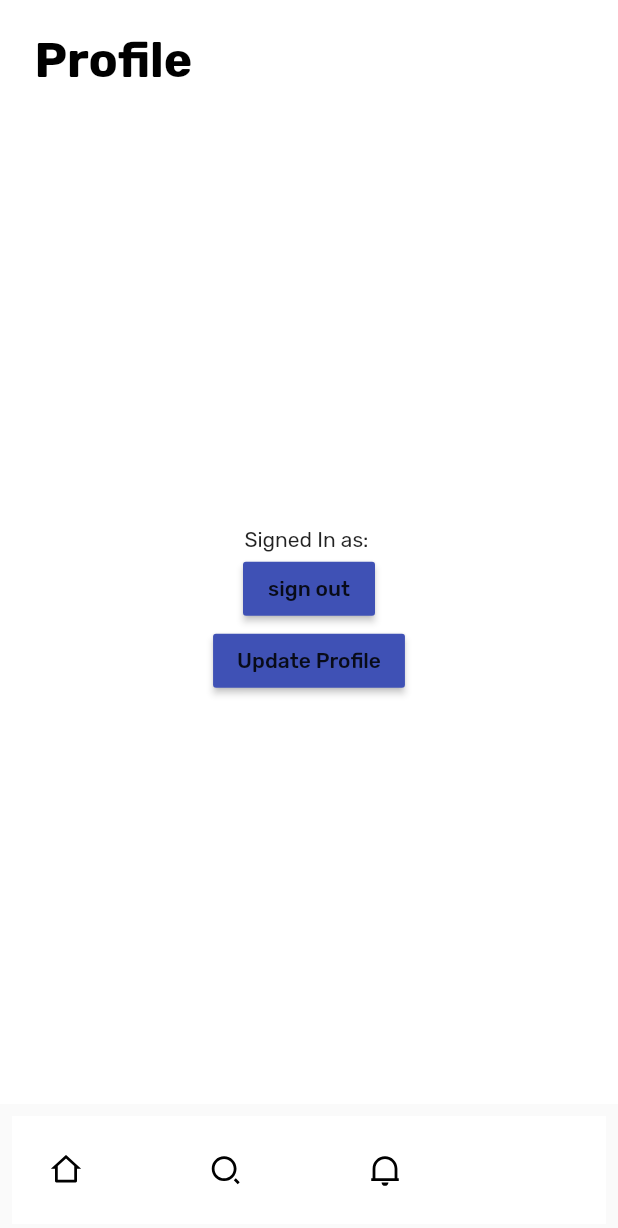
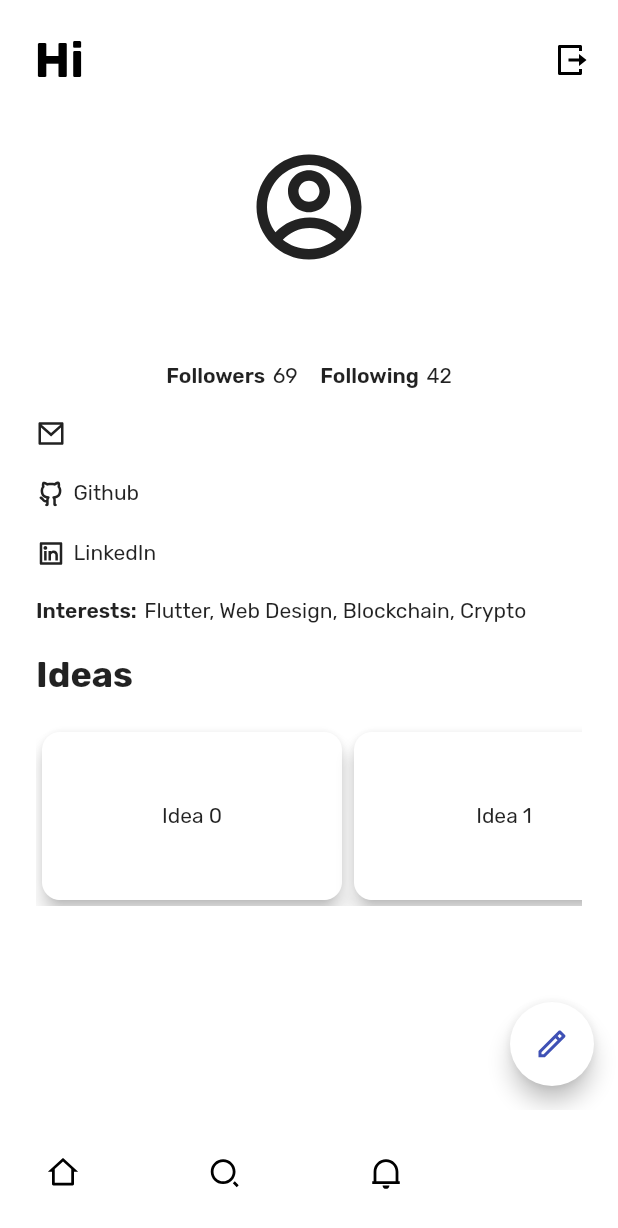
Before and after one commit to arjunarj/Agni, a Flutter app: the screen it shows once a user with an empty profile is signed in, item 4 of the bottom bar chosen, on a phone screen of 412 x 824 dp. Shown: the top 1228 px of the screen. Run offline on Flutter 3.47's test engine with Material 2 defaults, Android fonts, the phone set to English and light mode, and no system bars; drawn by our look-alikes of google_nav_bar; our stand-ins replace cloud_firestore, firebase_auth, firebase_core, flutter_remix, google_fonts; accounts and stored records are empty.

Commit message:
Profile Page rework

```diff
--- a/lib/pages/app_route.dart
+++ b/lib/pages/app_route.dart
@@ -36,9 +36,12 @@ class _AppRouteState extends State<AppRoute> {
       body: Center(
         child: _widgetOptions.elementAt(_selectedIndex),
       ),
-      bottomNavigationBar: Padding(
-        padding: const EdgeInsets.all(8.0),
+      bottomNavigationBar: Container(
+        color: Colors.white,
+        child: Padding(
+          padding: const EdgeInsets.symmetric(horizontal: 15, vertical: 15),
           child: GNav(
+            padding: const EdgeInsets.all(16),
             iconSize: 22,
             color: Colors.black,
             activeColor: Colors.white,
@@ -64,7 +67,7 @@ class _AppRouteState extends State<AppRoute> {
               // ),
               GButton(
                 icon: FlutterRemix.notification_2_line,
-              text: '1',
+                text: '0',
               ),
               GButton(
                 icon: FlutterRemix.user_3_line,
@@ -79,6 +82,7 @@ class _AppRouteState extends State<AppRoute> {
             },
           ),
         ),
+      ),
     );
   }
 }
--- a/lib/pages/home_page.dart
+++ b/lib/pages/home_page.dart
@@ -49,7 +49,7 @@ class _HomePageState extends State<HomePage> {
             padding: const EdgeInsets.only(top: 10, left: 10, right: 10),
             child: Card(
               clipBehavior: Clip.antiAlias,
-              elevation: 0,
+              elevation: 10,
               shape: RoundedRectangleBorder(
                   borderRadius: BorderRadius.circular(14)),
               child: SizedBox(
@@ -64,7 +64,7 @@ class _HomePageState extends State<HomePage> {
                               crossAxisAlignment: CrossAxisAlignment.start,
                               children: [
                                 Text(
-                                  "Idea",
+                                  "Web Crawler",
                                   style: TextStyle(
                                     fontSize: 28,
                                     fontWeight: FontWeight.w600,
@@ -72,7 +72,7 @@ class _HomePageState extends State<HomePage> {
                                 ),
                                 SizedBox(height: 2),
                                 Text(
-                                  '#Category1 #Category2',
+                                  '#CyberSecurity #Networking',
                                   style: TextStyle(
                                     fontSize: 14,
                                     color: Colors.grey,
@@ -83,7 +83,7 @@ class _HomePageState extends State<HomePage> {
                                     'Lorem ipsum dolor sit amet, consectetur adipiscing elit, sed do eiusmod tempor incididunt ut labore et dolore magna aliqua. Ut enim ad minim veniam, quis nostrud exercitation ullamco laboris nisi ut aliquip ex ea commodo consequat.'),
                                 SizedBox(height: 52),
                                 Text(
-                                  "Looking For: ....",
+                                  "Looking For: #IT #WhiteHat #Frontend #Python",
                                   style: TextStyle(
                                     fontWeight: FontWeight.w600,
                                     color: Colors.indigo,
--- a/lib/pages/notifications_page.dart
+++ b/lib/pages/notifications_page.dart
@@ -27,6 +27,7 @@ class _NotificationsPageState extends State<NotificationsPage> {
         elevation: 0,
         backgroundColor: Colors.white,
       ),
+      body: Center(child: Text('No notifications yet')),
     );
   }
 }
--- a/lib/pages/profile_page.dart
+++ b/lib/pages/profile_page.dart
@@ -1,6 +1,8 @@
 import 'package:agni/pages/update_profile.dart';
 import 'package:firebase_auth/firebase_auth.dart';
+import 'package:cloud_firestore/cloud_firestore.dart';
 import 'package:flutter/material.dart';
+import 'package:flutter_remix/flutter_remix.dart';
 
 class ProfilePage extends StatefulWidget {
   const ProfilePage({Key? key}) : super(key: key);
@@ -10,17 +12,57 @@ class ProfilePage extends StatefulWidget {
 }
 
 class _ProfilePageState extends State<ProfilePage> {
+  @override
+  void initState() {
+    // TODO: implement initState
+    super.initState();
+    _getUserDetails();
+  }
+
   final user = FirebaseAuth.instance.currentUser!;
+  Map<String, dynamic>? _userDetails;
+  Future<void> _getUserDetails() async {
+    FirebaseFirestore.instance
+        .collection('users')
+        .doc(user.uid)
+        .get()
+        .then((value) {
+      setState(() {
+        _userDetails = value.data();
+      });
+    });
+  }
+
   @override
   Widget build(BuildContext context) {
     return Scaffold(
+      floatingActionButton: FloatingActionButton(
+        backgroundColor: Colors.white,
+        foregroundColor: Colors.indigo,
+        onPressed: () {
+          Navigator.of(context)
+              .push(MaterialPageRoute(builder: (context) => UpdateProfile()));
+        },
+        child: Icon(FlutterRemix.pencil_line),
+      ),
       backgroundColor: Colors.white,
       appBar: AppBar(
         toolbarHeight: 80,
+        actions: [
+          Padding(
+            padding: const EdgeInsets.all(8.0),
+            child: IconButton(
+                icon: Icon(FlutterRemix.logout_box_r_line),
+                onPressed: () {
+                  FirebaseAuth.instance.signOut();
+                },
+                color: Colors.black),
+          ),
+        ],
         title: Padding(
           padding: const EdgeInsets.all(7.0),
           child: Text(
-            'Profile',
+            "Hi ${_userDetails?['user_name']}",
             style: TextStyle(
               color: Colors.black,
               fontWeight: FontWeight.bold,
@@ -32,29 +74,130 @@ class _ProfilePageState extends State<ProfilePage> {
         backgroundColor: Colors.white,
       ),
       body: SafeArea(
-          child: Center(
         child: Column(
-          mainAxisAlignment: MainAxisAlignment.center,
+          // mainAxisAlignment: MainAxisAlignment.spaceAround,
           // crossAxisAlignment: CrossAxisAlignment.center,
           children: [
-            Text('Signed In as: ${user.email!}'),
-            MaterialButton(
-              onPressed: () {
-                FirebaseAuth.instance.signOut();
-              },
-              color: Colors.indigo,
-              child: Text('sign out'),
+            //pfp
+            Container(
+              height: 100,
+              child: Align(
+                alignment: Alignment.bottomCenter,
+                child: Icon(
+                  FlutterRemix.account_circle_line,
+                  size: 84,
+                ),
+              ),
             ),
-            MaterialButton(
-                onPressed: () {
-                  Navigator.of(context).push(
-                      MaterialPageRoute(builder: (context) => UpdateProfile()));
-                },
-                color: Colors.indigo,
-                child: Text('Update Profile'))
+            Padding(
+              padding: const EdgeInsets.all(24.0),
+              child: Container(
+                height: 400,
+                width: MediaQuery.of(context).size.width,
+                child: Column(
+                  children: [
+                    Column(
+                      children: [
+                        Text(
+                          '${_userDetails?['first_name']} ${_userDetails?['last_name']}',
+                          style: TextStyle(fontSize: 24),
+                        ),
+                        SizedBox(height: 10),
+                        Row(
+                          mainAxisAlignment: MainAxisAlignment.center,
+                          children: [
+                            Text(
+                              'Followers',
+                              style: TextStyle(fontWeight: FontWeight.w600),
+                            ),
+                            SizedBox(width: 5),
+                            Text('69'),
+                            SizedBox(width: 15),
+                            Text(
+                              'Following',
+                              style: TextStyle(fontWeight: FontWeight.w600),
+                            ),
+                            SizedBox(width: 5),
+                            Text('42'),
+                          ],
+                        ),
+                      ],
+                    ),
+                    SizedBox(height: 20),
+                    Row(
+                      children: [
+                        Icon(FlutterRemix.mail_line, size: 20),
+                        SizedBox(width: 5),
+                        Text('${user.email}')
+                      ],
+                    ),
+                    SizedBox(height: 20),
+                    Row(
+                      children: [
+                        Icon(FlutterRemix.github_line, size: 20),
+                        SizedBox(width: 5),
+                        Text('Github')
+                      ],
+                    ),
+                    SizedBox(height: 20),
+                    Row(
+                      children: [
+                        Icon(FlutterRemix.linkedin_box_line, size: 20),
+                        SizedBox(width: 5),
+                        Text('LinkedIn')
+                      ],
+                    ),
+                    SizedBox(height: 20),
+                    Row(
+                      children: [
+                        Text('Interests:',
+                            style: TextStyle(
+                              fontWeight: FontWeight.w600,
+                            )),
+                        SizedBox(width: 5),
+                        Text('Flutter, Web Design, Blockchain, Crypto')
+                      ],
+                    ),
+                    SizedBox(height: 20),
+                    Align(
+                      alignment: Alignment.centerLeft,
+                      child: Text(
+                        "Ideas",
+                        style: TextStyle(
+                            fontWeight: FontWeight.bold, fontSize: 24),
+                      ),
+                    ),
+                    SizedBox(height: 20),
+                    Expanded(
+                      child: ListView.builder(
+                        scrollDirection: Axis.horizontal,
+                        itemCount: 6,
+                        itemBuilder: (context, index) {
+                          return Card(
+                            elevation: 5,
+                            shape: RoundedRectangleBorder(
+                              borderRadius: BorderRadius.circular(14),
+                            ),
+                            child: ClipRRect(
+                              borderRadius: BorderRadius.circular(12),
+                              child: Container(
+                                height: double.infinity,
+                                width: 200,
+                                color: Colors.white,
+                                child: Center(child: Text('Idea ${index}')),
+                              ),
+                            ),
+                          );
+                        },
+                      ),
+                    )
+                  ],
+                ),
+              ),
+            ),
           ],
         ),
-      )),
+      ),
     );
   }
 }
--- a/lib/pages/update_profile.dart
+++ b/lib/pages/update_profile.dart
@@ -1,11 +1,9 @@
-import 'package:agni/pages/profile_page.dart';
 import 'package:agni/pages/update_firstname.dart';
 import 'package:agni/pages/update_lastname.dart';
 import 'package:agni/pages/update_username.dart';
 import 'package:cloud_firestore/cloud_firestore.dart';
 import 'package:firebase_auth/firebase_auth.dart';
 import 'package:flutter/material.dart';
-import 'package:flutter/src/widgets/framework.dart';
 
 class UpdateProfile extends StatefulWidget {
   const UpdateProfile({super.key});
@@ -23,7 +21,7 @@ class _UpdateProfileState extends State<UpdateProfile> {
   }
 
   final user = FirebaseAuth.instance.currentUser!;
-  late Map<String, dynamic>? _userDetails;
+  Map<String, dynamic>? _userDetails;
   Future<void> _getUserDetails() async {
     FirebaseFirestore.instance
         .collection('users')
```
Lines whose indentation alone changed are shown as unchanged.
